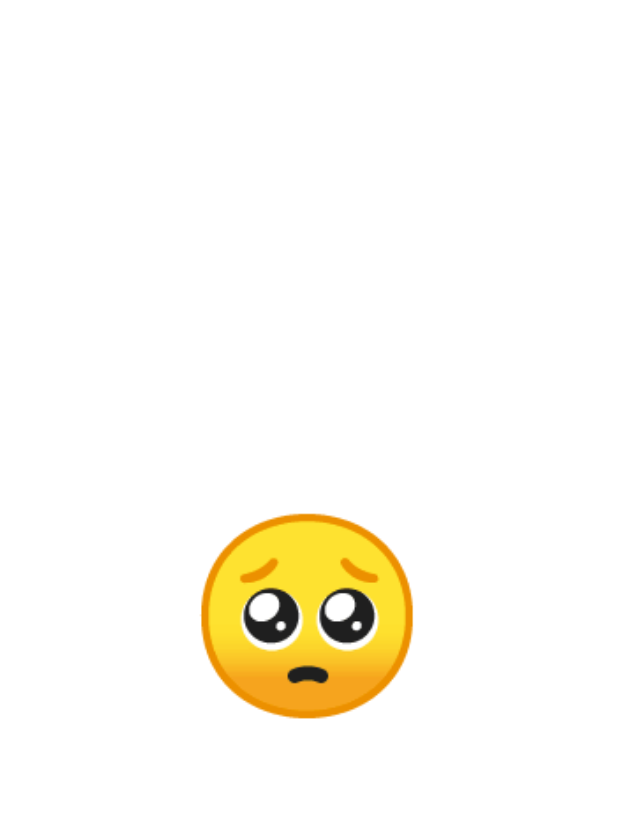
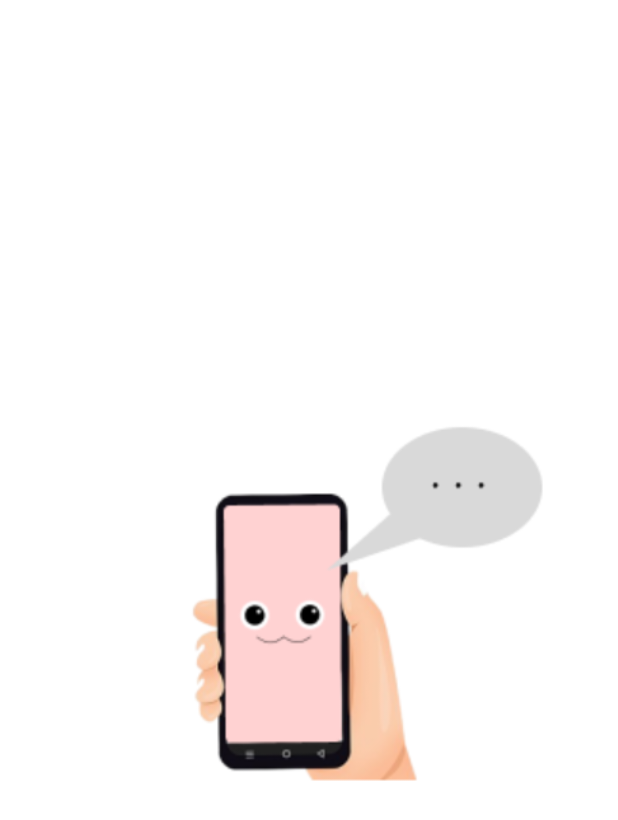
Before and after one commit to MorishitaHarumichi/VanillaIceCream, an Android app built with Jetpack Compose: the TitleScreen screen opened directly, with no data from a screen before it, on a phone screen of 412 x 824 dp. Shown: the top 820 px of the screen. Run offline under Robolectric (Android 15) with nearby library versions, the light colour scheme and no system bars; 1 statement that could not run was skipped.

Commit message:
titleの画像表示

```diff
--- a/app/src/main/java/com/example/acceleration/screen/TitleScreen.kt
+++ b/app/src/main/java/com/example/acceleration/screen/TitleScreen.kt
@@ -4,15 +4,20 @@ import android.content.Intent
 import android.os.Bundle
 import androidx.activity.compose.setContent
 import androidx.appcompat.app.AppCompatActivity
+import androidx.compose.foundation.Image
 import androidx.compose.foundation.layout.Arrangement
 import androidx.compose.foundation.layout.Column
 import androidx.compose.foundation.layout.fillMaxSize
+import androidx.compose.foundation.layout.size
 import androidx.compose.material3.Text
 import androidx.compose.runtime.Composable
 import androidx.compose.runtime.LaunchedEffect
 import androidx.compose.ui.Alignment
 import androidx.compose.ui.Modifier
+import androidx.compose.ui.res.painterResource
+import androidx.compose.ui.unit.dp
 import androidx.compose.ui.unit.sp
+import com.example.acceleration.R
 import kotlinx.coroutines.delay
 
 class TitleScreen : AppCompatActivity() {
@@ -43,7 +48,11 @@ class TitleScreen : AppCompatActivity() {
                 finish()
             }
 
-            Text("🥺", fontSize = 128.sp) // 仮のロゴ
+            Image(
+                painter = painterResource(id = R.drawable.title), // your_imageを画像リソース名に置き換える
+                contentDescription = "Logo", // アクセシビリティ用説明文
+                modifier = Modifier.fillMaxSize()
+            )
         }
     }
 }
```
Also changed, not shown: app/src/main/res/drawable/title.png (added).
